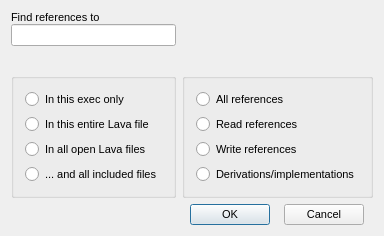
Qt form lavape/src/LavaPE_UI/idd_findrefsbox.ui (berkus/lavape) before a commit.
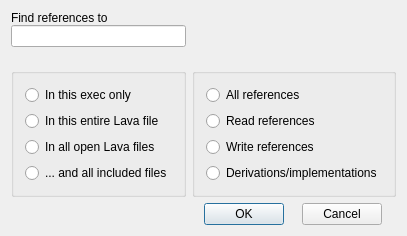
The same form after that commit.

Diff of the .ui file:
```diff
--- a/lavape/src/LavaPE_UI/idd_findrefsbox.ui
+++ b/lavape/src/LavaPE_UI/idd_findrefsbox.ui
@@ -20,17 +20,6 @@
     <verstretch>0</verstretch>
    </sizepolicy>
   </property>
-  <property name="font" >
-   <font>
-    <family>MS Shell Dlg</family>
-    <pointsize>8</pointsize>
-    <weight>50</weight>
-    <italic>false</italic>
-    <bold>false</bold>
-    <underline>false</underline>
-    <strikeout>false</strikeout>
-   </font>
-  </property>
   <property name="windowTitle" >
    <string>Find references</string>
   </property>
```
